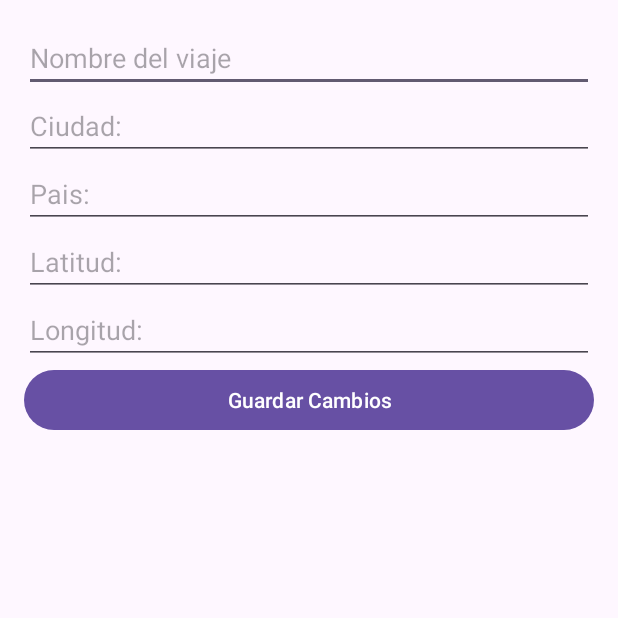
After one commit to Ramses340/CheemsTourProyectoFinal, an Android app: the EditTripActivity screen opened directly, with no data from a screen before it, on a phone screen of 412 x 824 dp, the top half of it. The commit adds this screen. Run offline under Robolectric (Android 15) with nearby library versions, the phone set to English and light mode, and no system bars; 1 statement that could not run was skipped.

Commit message:
Editar, eliminar y actualizar

```diff
--- a/app/src/main/AndroidManifest.xml
+++ b/app/src/main/AndroidManifest.xml
@@ -23,6 +23,7 @@
             android:exported="false" />
         <activity android:name=".TripListActivity" />
         <activity android:name=".TripFormActivity" />
+        <activity android:name=".EditTripActivity" />
         <activity
             android:name=".MainActivity"
             android:exported="true">
--- a/app/src/main/java/mx/itson/cheemstour/entities/Trip.kt
+++ b/app/src/main/java/mx/itson/cheemstour/entities/Trip.kt
@@ -1,8 +1,9 @@
 package mx.itson.cheemstour.entities
 
 import android.content.Context
+import java.io.Serializable
 
-class Trip {
+class Trip : Serializable {
     var id: Int? = null
     var name: String? = null
     var city: String? = null
--- /dev/null
+++ b/app/src/main/res/layout/activity_edit_trip.xml
@@ -0,0 +1,46 @@
+<?xml version="1.0" encoding="utf-8"?>
+<LinearLayout xmlns:android="http://schemas.android.com/apk/res/android"
+    android:layout_width="match_parent"
+    android:layout_height="match_parent"
+    android:orientation="vertical"
+    android:padding="16dp">
+
+    <EditText
+        android:id="@+id/editName"
+        android:layout_width="match_parent"
+        android:layout_height="wrap_content"
+        android:hint="Nombre del viaje" />
+
+    <EditText
+        android:id="@+id/editCity"
+        android:layout_width="match_parent"
+        android:layout_height="wrap_content"
+        android:hint="@string/text_city" />
+
+    <EditText
+        android:id="@+id/editCountry"
+        android:layout_width="match_parent"
+        android:layout_height="wrap_content"
+        android:hint="@string/text_country" />
+
+    <EditText
+        android:id="@+id/editLatitude"
+        android:layout_width="match_parent"
+        android:layout_height="wrap_content"
+        android:hint="@string/text_latitude"
+        android:inputType="numberDecimal" />
+
+    <EditText
+        android:id="@+id/editLongitude"
+        android:layout_width="match_parent"
+        android:layout_height="wrap_content"
+        android:hint="@string/text_longitude"
+        android:inputType="numberDecimal" />
+
+    <Button
+        android:id="@+id/btnSaveChanges"
+        android:layout_width="match_parent"
+        android:layout_height="wrap_content"
+        android:text="@string/text_saveChanges" />
+
+</LinearLayout>
--- a/app/src/main/res/values/strings.xml
+++ b/app/src/main/res/values/strings.xml
@@ -12,4 +12,15 @@
     <string name="text_not_saved">No se pudo guardar el viaje</string>
     <string name="text_complete">Por favor, completa todos los campos</string>
     <string name="text_map">Mapa</string>
+    <string name="text_deleted_successful">Viaje eliminado correctamente.</string>
+    <string name="text_deleted_error">No se pudo eliminar el viaje. Intenta nuevamente.</string>
+    <string name="text_updated_successful">Viaje actualizado correctamente.</string>
+    <string name="text_updated_error">No se pudo actualizar el viaje. Revisa los datos e intenta otra vez.</string>
+    <string name="text_saved_successful">Viaje guardado correctamente.</string>
+    <string name="text_saved_error">Hubo un error al guardar el viaje.</string>
+    <string name="text_delete">Eliminar</string>
+    <string name="text_edit">Editar</string>
+    <string name="text_latitude">Latitud:</string>
+    <string name="text_longitude">Longitud:</string>
+    <string name="text_saveChanges">Guardar Cambios</string>
 </resources>
```
Also changed, not shown: app/src/main/java/mx/itson/cheemstour/EditTripActivity.kt (added, +78 -0 lines), app/src/main/java/mx/itson/cheemstour/TripListActivity.kt (+34 -0 lines), app/src/main/java/mx/itson/cheemstour/adapters/TripAdapter.kt (+30 -9 lines), app/src/main/java/mx/itson/cheemstour/interfaces/CheemsAPI.kt (+10 -0 lines), 1 other file.
